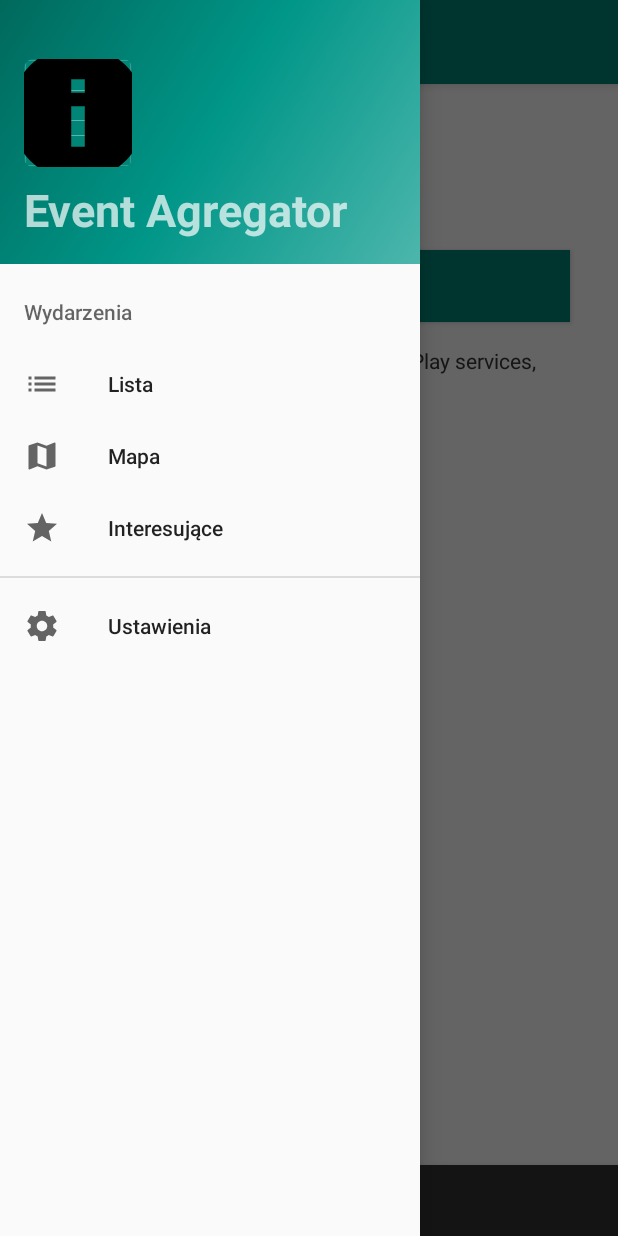
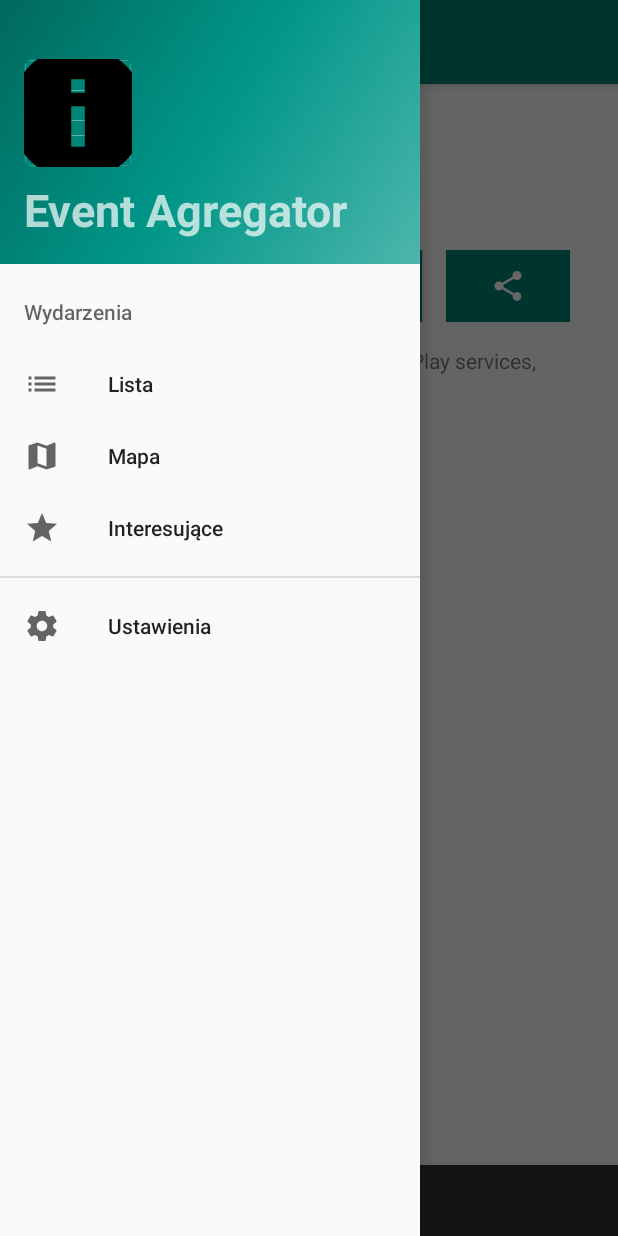
Before and after one commit to m-wlodarczyk/TSM_App, an Android app: the fragment EventInfoFragment placed in its activity, with the side drawer open, on a phone screen of 412 x 824 dp. Run offline under Robolectric (Android 15) with nearby library versions, the phone set to English and light mode, and no system bars; our stand-ins replace AdMob, Volley; libraries missing offline, so code that uses them is left out: fr.arnaudguyon.xmltojsonlib; network calls fail; 11 statements that could not run were skipped.

Commit message:
- info about ended event - deleting events from db if event has been ended

```diff
--- a/EventAgregator/app/src/main/java/com/example/marcin/eventagregator/EventInfoFragment.java
+++ b/EventAgregator/app/src/main/java/com/example/marcin/eventagregator/EventInfoFragment.java
@@ -1,12 +1,10 @@
 package com.example.marcin.eventagregator;
 
 import android.content.ContentValues;
-import android.database.Cursor;
-import android.database.sqlite.SQLiteDatabase;
+import android.content.Intent;
 import android.location.Address;
 import android.location.Geocoder;
 import android.os.Bundle;
-import android.provider.BaseColumns;
 import android.support.annotation.NonNull;
 import android.support.annotation.Nullable;
 import android.support.design.widget.Snackbar;
@@ -17,6 +15,7 @@ import android.view.LayoutInflater;
 import android.view.View;
 import android.view.ViewGroup;
 import android.widget.Button;
+import android.widget.ImageButton;
 import android.widget.TextView;
 
 import com.google.android.gms.ads.AdRequest;
@@ -26,7 +25,11 @@ import com.google.android.gms.maps.model.LatLngBounds;
 import com.google.android.gms.maps.model.MarkerOptions;
 
 import java.io.IOException;
+import java.text.ParseException;
+import java.text.SimpleDateFormat;
 import java.util.ArrayList;
+import java.util.Calendar;
+import java.util.Date;
 import java.util.List;
 
 public class EventInfoFragment extends Fragment
@@ -46,50 +49,50 @@ public class EventInfoFragment extends Fragment
         String eventJSON = bundle.getString("event");
         event = Event.createFromJSON(eventJSON);
 
+        ImageButton sharebutton = view.findViewById(R.id.share_button);
+        sharebutton.setOnClickListener(new View.OnClickListener()
+        {
+            @Override
+            public void onClick(View v)
+            {
+                Intent sendIntent = new Intent();
+                sendIntent.setAction(Intent.ACTION_SEND);
+                sendIntent.putExtra(Intent.EXTRA_TEXT, event.getTitle()); // TODO set url
+                sendIntent.setType("text/plain");
+                startActivity(sendIntent);
+            }
+        });
+
+
         // check if event is saved as interesting in DB
-        InterestingEventsDbHelper dbHelper = new InterestingEventsDbHelper(getContext());
-        final SQLiteDatabase db = dbHelper.getWritableDatabase();
-
-        // Define a projection that specifies which columns from the database
-        // you will actually use after this query.
-        String[] projection = {
-                InterestingEventsDbContract.InterestingEvent._ID
-        };
-
-        // Filter results WHERE "id" = event.id'
-        String selection = InterestingEventsDbContract.InterestingEvent._ID + " = " + event.getId();
-
-        Cursor cursor = db.query(
-                InterestingEventsDbContract.InterestingEvent.TABLE_NAME,   // The table to query
-                projection,             // The array of columns to return (pass null to get all)
-                selection,              // The columns for the WHERE clause
-                null,          // The values for the WHERE clause
-                null,                   // don't group the rows
-                null,                   // don't filter by row groups
-                null               // The sort order
-        );
-
-        ArrayList<Long> itemIds = new ArrayList<>();
-        while(cursor.moveToNext()) {
-            long itemId = cursor.getLong(
-                    cursor.getColumnIndexOrThrow(InterestingEventsDbContract.InterestingEvent._ID));
-            itemIds.add(itemId);
-        }
-        cursor.close();
-        existsInDB = itemIds.size() > 0;
+        existsInDB = Db.exists(event.getId(), getContext());
         final Button button = view.findViewById(R.id.add_to_interesting_button);
         if (existsInDB)
         {
             button.setText("Usuń z interesujących");
             button.setCompoundDrawablesWithIntrinsicBounds(0, 0, R.drawable.ic_grade_gold_36dp, 0);
-
-        }
-        else
+        } else
         {
             button.setText("Dodaj do interesujących");
             button.setCompoundDrawablesWithIntrinsicBounds(0, 0, 0, 0);
         }
 
+        String withoutTimePattern = "yyyy-MM-dd";
+        SimpleDateFormat sdf = new SimpleDateFormat(withoutTimePattern);
+        Calendar calendar = Calendar.getInstance();
+        String currentDateString = calendar.get(Calendar.YEAR) + "-" + (calendar.get(Calendar.MONTH)+1) + "-" + calendar.get(Calendar.DAY_OF_MONTH);
+
+        try
+        {
+            Date currentDate = sdf.parse(currentDateString);
+            Date eventDate = sdf.parse(event.getDate());
+
+            if (eventDate.before(currentDate))
+            {
+                button.setText("Wydarzenie zakończone");
+            }
+            else
+            {
                 button.setOnClickListener(new View.OnClickListener()
                 {
                     @Override
@@ -97,25 +100,15 @@ public class EventInfoFragment extends Fragment
                     {
                         if (existsInDB)
                         {
-                    String selection = InterestingEventsDbContract.InterestingEvent._ID + " = ?";
-                    String[] selectionArgs = {Long.toString(event.getId())};
-                    db.delete(InterestingEventsDbContract.InterestingEvent.TABLE_NAME, selection, selectionArgs);
+                            Db.deleteById(event.getId(), getContext());
                             Snackbar.make(getActivity().findViewById(android.R.id.content), "Usunięto z interesujących.", Snackbar.LENGTH_SHORT).show();
                             existsInDB = false;
                             button.setText("Dodaj do interesujących");
                             button.setCompoundDrawablesWithIntrinsicBounds(0, 0, 0, 0);
 
-                }
-                else
+                        } else
                         {
-                    ContentValues values = new ContentValues();
-                    values.put(InterestingEventsDbContract.InterestingEvent._ID, event.getId());
-                    values.put(InterestingEventsDbContract.InterestingEvent.COLUMN_NAME_TITLE, event.getTitle());
-                    values.put(InterestingEventsDbContract.InterestingEvent.COLUMN_NAME_DESCRIPTION, event.getDescription());
-                    values.put(InterestingEventsDbContract.InterestingEvent.COLUMN_NAME_ADDRESS, event.getAddress());
-                    values.put(InterestingEventsDbContract.InterestingEvent.COLUMN_NAME_DATE, event.getDate());
-                    // Insert the new row, returning the primary key value of the new row
-                    long newRowId = db.insert(InterestingEventsDbContract.InterestingEvent.TABLE_NAME, null, values);
+                            Db.insert(event, getContext());
                             Snackbar.make(getActivity().findViewById(android.R.id.content), "Dodano do interesujących.", Snackbar.LENGTH_SHORT).show();
                             existsInDB = true;
                             button.setText("Usuń z interesujących");
@@ -123,13 +116,17 @@ public class EventInfoFragment extends Fragment
 
                         }
 
+                    }
+                });
+            }
+        } catch (ParseException e)
+        {
+            e.printStackTrace();
+        }
 
 
-            }
-        });
 
 
-        LatLngBounds.Builder bounds = LatLngBounds.builder();
         List<MarkerOptions> markers = new ArrayList<>();
         Geocoder geocoder = new Geocoder(getContext());
 
@@ -137,27 +134,29 @@ public class EventInfoFragment extends Fragment
         try
         {
             addressList = geocoder.getFromLocationName(event.getAddress(), 1);
-        }
-        catch (IOException e)
+        } catch (IOException e)
         {
             Log.d("exception: ", e.getMessage());
         }
 
+        if (!addressList.isEmpty())
+        {
             Address address1 = addressList.get(0);
             double x = address1.getLatitude();
             double y = address1.getLongitude();
             LatLng latLng = new LatLng(x, y);
             markers.add(new MarkerOptions().position(latLng).title(event.getTitle()));
-        bounds.include(new LatLng(x, y));
-        // add additional points to set zoom
-        bounds.include(new LatLng(x-0.01, y));
-        bounds.include(new LatLng(x, y+0.01));
 
             Fragment mapFragment = new MapFragment();
             ((MapFragment) mapFragment).setMarkers(markers, getContext());
             FragmentTransaction transaction = getFragmentManager().beginTransaction();
             transaction.replace(R.id.map, mapFragment);
             transaction.commit();
+        } else
+        {
+            //TODO empty fragment
+        }
+
 
         mAdView = view.findViewById(R.id.adView);
         AdRequest.Builder builder = new AdRequest.Builder();
@@ -175,7 +174,6 @@ public class EventInfoFragment extends Fragment
         description.setText(event.getDescription());
 
 
-
         return view;
     }
 }
--- a/EventAgregator/app/src/main/java/com/example/marcin/eventagregator/TodayEventsListFragment.java
+++ b/EventAgregator/app/src/main/java/com/example/marcin/eventagregator/TodayEventsListFragment.java
@@ -137,7 +137,6 @@ public class TodayEventsListFragment extends Fragment
                             @Override
                             public void onItemClick(AdapterView<?> parent, View view, int position, long id)
                             {
-                                // TODO
                                 Event event = arrayListEvents.get(position);
 
                                 Bundle bundle = new Bundle();
--- /dev/null
+++ b/EventAgregator/app/src/main/res/drawable/ic_share_white_24dp.xml
@@ -0,0 +1,5 @@
+<vector android:height="24dp" android:tint="#FFFFFF"
+    android:viewportHeight="24.0" android:viewportWidth="24.0"
+    android:width="24dp" xmlns:android="http://schemas.android.com/apk/res/android">
+    <path android:fillColor="#FF000000" android:pathData="M18,16.08c-0.76,0 -1.44,0.3 -1.96,0.77L8.91,12.7c0.05,-0.23 0.09,-0.46 0.09,-0.7s-0.04,-0.47 -0.09,-0.7l7.05,-4.11c0.54,0.5 1.25,0.81 2.04,0.81 1.66,0 3,-1.34 3,-3s-1.34,-3 -3,-3 -3,1.34 -3,3c0,0.24 0.04,0.47 0.09,0.7L8.04,9.81C7.5,9.31 6.79,9 6,9c-1.66,0 -3,1.34 -3,3s1.34,3 3,3c0.79,0 1.5,-0.31 2.04,-0.81l7.12,4.16c-0.05,0.21 -0.08,0.43 -0.08,0.65 0,1.61 1.31,2.92 2.92,2.92 1.61,0 2.92,-1.31 2.92,-2.92s-1.31,-2.92 -2.92,-2.92z"/>
+</vector>
--- a/EventAgregator/app/src/main/res/layout/fragment_event_info.xml
+++ b/EventAgregator/app/src/main/res/layout/fragment_event_info.xml
@@ -60,18 +60,33 @@
 
     </LinearLayout>
 
-    <Button
-        android:id="@+id/add_to_interesting_button"
+    <LinearLayout
+        android:id="@+id/linear_layout_buttons"
         android:layout_width="match_parent"
         android:layout_height="wrap_content"
         android:layout_below="@id/linear_layout_2"
-        android:layout_margin="@dimen/fab_margin"
-        android:gravity="start|center"
-        android:paddingLeft="@dimen/fab_margin"
-        android:paddingRight="@dimen/fab_margin"
-        android:background="@color/colorPrimary"
-        android:text="DODAJ DO INTERESUJĄCYCH"
-        android:textColor="#FFFFFF"/>
+        android:orientation="horizontal"
+        android:layout_margin="@dimen/fab_margin">
+
+        <Button
+            android:id="@+id/add_to_interesting_button"
+            android:layout_width="wrap_content"
+            android:layout_height="wrap_content"
+            android:text="DODAJ DO INTERESUJĄCYCH"
+            android:textColor="#FFFFFF"
+            android:background="@color/colorPrimary"
+            android:layout_weight="1"/>
+
+        <ImageButton
+            android:id="@+id/share_button"
+            android:layout_marginStart="@dimen/fab_margin"
+            android:layout_width="wrap_content"
+            android:layout_height="match_parent"
+            android:background="@color/colorPrimary"
+            android:src="@drawable/ic_share_white_24dp"
+            android:layout_weight="1"/>
+    </LinearLayout>
+
 
     <TextView
         android:id="@+id/description_text"
@@ -106,7 +121,7 @@
         android:name="com.google.android.gms.maps.SupportMapFragment"
         android:layout_width="match_parent"
         android:layout_height="150dp"
-        android:layout_below="@+id/add_to_interesting_button"/>
+        android:layout_below="@+id/linear_layout_buttons" />
 
     <ScrollView
         android:id="@+id/scroll_view"
@@ -128,5 +143,4 @@
     </ScrollView>
 
 
-
 </RelativeLayout>
```
Also changed, not shown: EventAgregator/app/src/main/java/com/example/marcin/eventagregator/Db.java (added, +105 -0 lines), EventAgregator/app/src/main/java/com/example/marcin/eventagregator/InterestingEventsListFragment.java (+31 -36 lines), EventAgregator/app/src/main/java/com/example/marcin/eventagregator/MapFragment.java (+17 -1 lines). Lines whose indentation alone changed are shown as unchanged.
